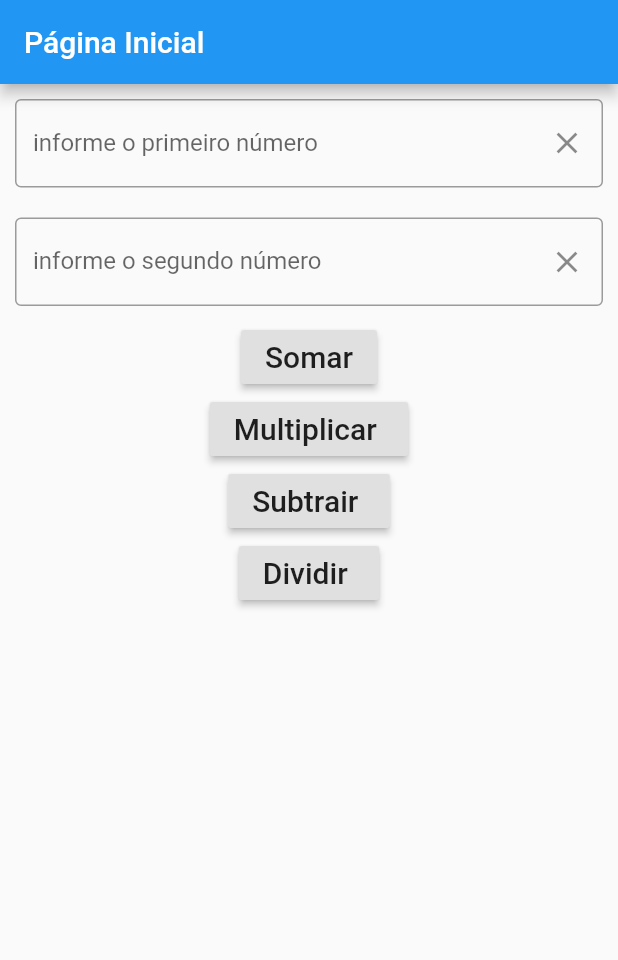
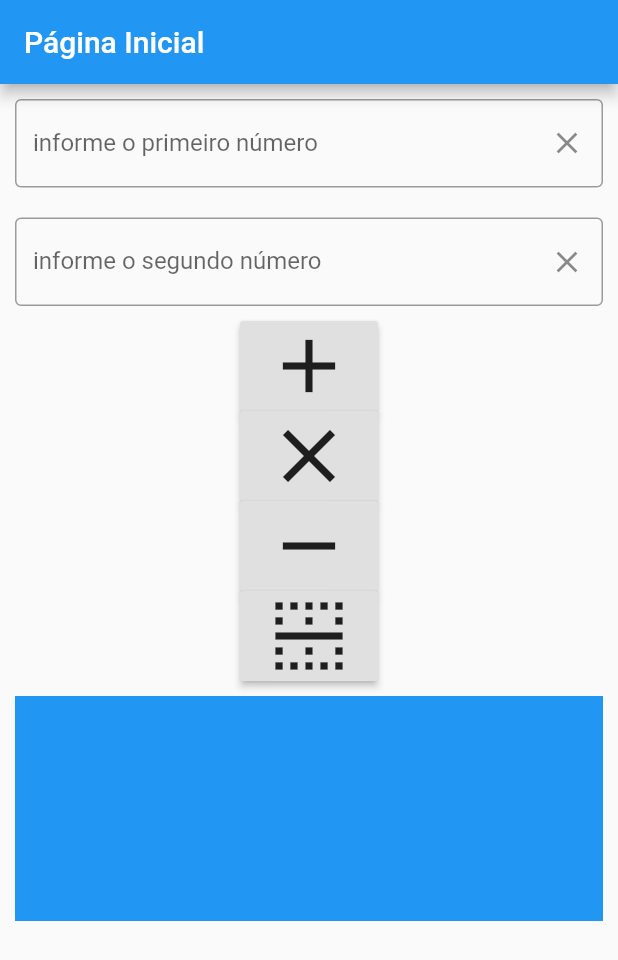
Before and after one commit to lucasdevhtml/UsabilidadeUNA, a Flutter app: the screen it shows after launch, on a phone screen of 412 x 824 dp. Shown: the top 960 px of the screen. Run offline on Flutter 3.47's test engine with Material 2 defaults, Android fonts, the phone set to English and light mode, and no system bars.

Commit message:
ajustes pedidos pelos professores

```diff
--- a/pratica_10/pratica_10_1/lib/main.dart
+++ b/pratica_10/pratica_10_1/lib/main.dart
@@ -87,11 +87,9 @@ class HomeState extends State<Home> {
               print(somar());
               setState(somar);
             },
-            child: Text(
-              'Somar',
-              style: TextStyle(
-                fontSize: 20,
-              ),
+            child: Icon(
+              Icons.add,
+              size: 60,
             ),
           ),
           RaisedButton(
@@ -99,11 +97,9 @@ class HomeState extends State<Home> {
               print(multiplicar());
               setState(multiplicar);
             },
-            child: Text(
-              'Multiplicar ',
-              style: TextStyle(
-                fontSize: 20,
-              ),
+            child: Icon(
+              Icons.clear,
+              size: 60,
             ),
           ),
           RaisedButton(
@@ -111,11 +107,9 @@ class HomeState extends State<Home> {
               print(subtrair());
               setState(subtrair);
             },
-            child: Text(
-              'Subtrair ',
-              style: TextStyle(
-                fontSize: 20,
-              ),
+            child: Icon(
+              Icons.remove,
+              size: 60,
             ),
           ),
           RaisedButton(
@@ -123,21 +117,28 @@ class HomeState extends State<Home> {
               print(dividir());
               setState(dividir);
             },
-            child: Text(
-              'Dividir ',
-              style: TextStyle(
-                fontSize: 20,
+            child: Icon(
+              Icons.border_horizontal,
+              size: 60,
+            ),
+          ),
+          Center(
+            child: Container(
+              margin: const EdgeInsets.all(10),
+              color: Colors.blue,
+              width: 500,
+              height: 150,
+              child: Text(
+                this.resp,
+                textAlign: TextAlign.center,
+                style: TextStyle(
+                  fontSize: 50,
+                  color: Colors.black,
+                  fontWeight: FontWeight.bold,
+                ),
               ),
             ),
           ),
-          Text(
-            this.resp,
-            style: TextStyle(
-              fontSize: 20,
-              color: Colors.green,
-              fontWeight: FontWeight.bold,
-            ),
-          )
         ],
       ),
     );
```
Also changed, not shown: 1 other file.
